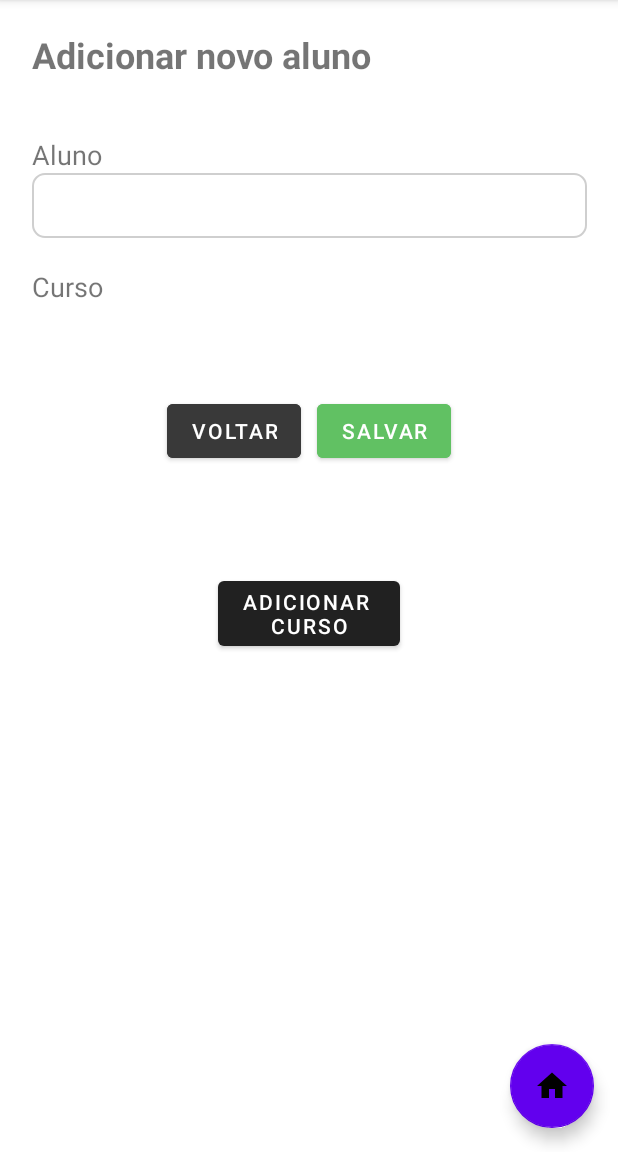
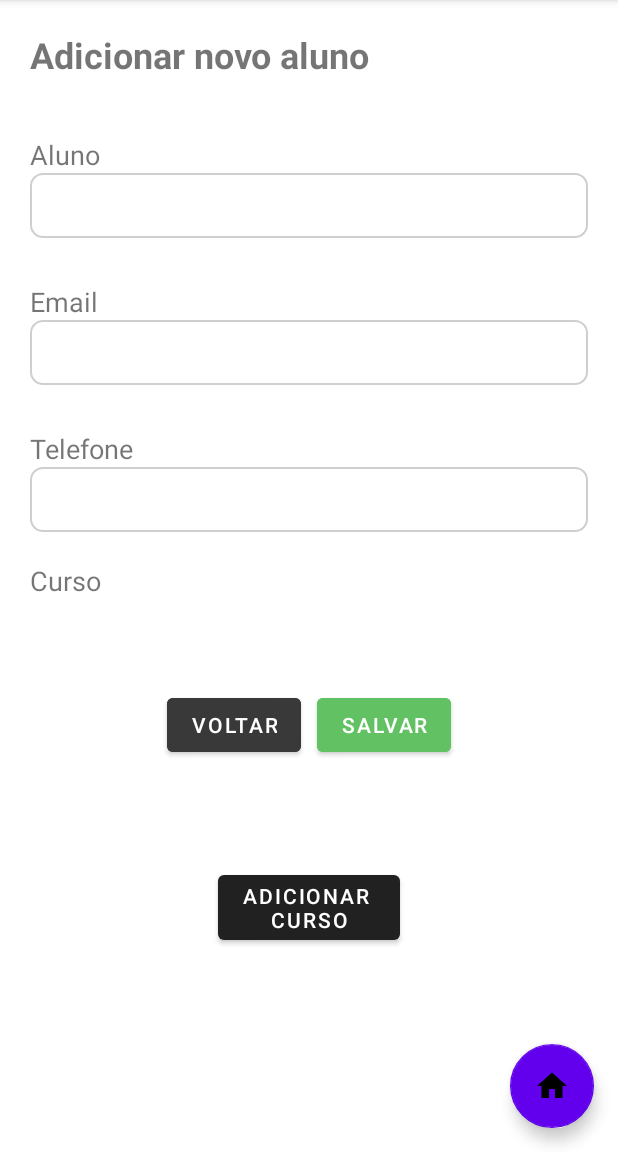
Before and after one commit to resendeisabela/ControleCursosApp, an Android app: the AlunoView screen opened directly, with no data from a screen before it, on a phone screen of 412 x 824 dp, the part 84-1236 px from its top. Run offline under Robolectric (Android 15) with nearby library versions, the phone set to English and light mode, and no system bars; our stand-ins replace Room's generated code.

Commit message:
fixed missing attributes in AlunoView

```diff
--- a/app/src/main/java/com/example/controlecursosapp/views/AlunoView.java
+++ b/app/src/main/java/com/example/controlecursosapp/views/AlunoView.java
@@ -76,6 +76,8 @@ public class AlunoView extends AppCompatActivity {
     private void preencheAluno() {
         dbAluno = db.alunoModel().getAluno(dbAlunoID);
         binding.edtNomeAluno.setText(dbAluno.getNomeAluno());
+        binding.edtEmailAluno.setText(dbAluno.getEmailAluno());
+        binding.edtTelAluno.setText(dbAluno.getTelefoneAluno());
     }
 
 
@@ -102,6 +104,8 @@ public class AlunoView extends AppCompatActivity {
     public void salvarAluno(View view) {
         String nomeAluno = binding.edtNomeAluno.getText().toString();
         String novoCurso = "";
+        String emailAluno = binding.edtEmailAluno.getText().toString();
+        String telAluno = binding.edtTelAluno.getText().toString();
 
 
         if(spnCursos.getSelectedItem() != null){
@@ -111,6 +115,14 @@ public class AlunoView extends AppCompatActivity {
             Toast.makeText(this, "O nome do aluno é obrigatório", Toast.LENGTH_SHORT).show();
             return;
         }
+        if(emailAluno.equals("")){
+            Toast.makeText(this, "O email do aluno é obrigatório", Toast.LENGTH_SHORT).show();
+            return;
+        }
+        if(telAluno.equals("")){
+            Toast.makeText(this, "O telefone do aluno é obrigatório", Toast.LENGTH_SHORT).show();
+            return;
+        }
         if(novoCurso.equals("")) {
             Toast.makeText(this, "Entre com um curso", Toast.LENGTH_SHORT).show();
             return;
@@ -118,6 +130,8 @@ public class AlunoView extends AppCompatActivity {
 
         Aluno novoAluno = new Aluno();
         novoAluno.setNomeAluno(nomeAluno);
+        novoAluno.setEmailAluno(emailAluno);
+        novoAluno.setTelefoneAluno(telAluno);
         novoAluno.setCursoId(cursos.get(
                 spnCursos.getSelectedItemPosition()).getCursoId());
         if(dbAluno != null){
--- a/app/src/main/res/layout/activity_aluno_view.xml
+++ b/app/src/main/res/layout/activity_aluno_view.xml
@@ -6,16 +6,23 @@
     xmlns:app="http://schemas.android.com/apk/res-auto"
     tools:context=".views.AlunoView">
 
+    <androidx.core.widget.NestedScrollView
+        android:orientation="vertical"
+        android:layout_width="match_parent"
+        android:layout_height="0dp"
+        tools:ignore="MissingConstraints">
+
     <LinearLayout
-        android:layout_width="370dp"
-        android:layout_height="700dp"
+        android:layout_width="match_parent"
+        android:layout_height="match_parent"
         android:layout_marginStart="20dp"
         android:layout_marginTop="20dp"
         android:layout_marginEnd="20dp"
         android:orientation="vertical"
         app:layout_constraintEnd_toEndOf="parent"
         app:layout_constraintStart_toStartOf="parent"
-        app:layout_constraintTop_toTopOf="parent">
+        app:layout_constraintTop_toTopOf="parent"
+        android:layout_weight="1">
         <TextView
             android:id="@+id/textTitlePage"
             android:layout_width="match_parent"
@@ -46,6 +53,42 @@
         <TextView
             android:layout_width="match_parent"
             android:layout_height="wrap_content"
+            android:layout_marginTop="10dp"
+            android:text="Email"
+            android:textSize="18sp" />
+
+        <EditText
+            android:id="@+id/edtEmailAluno"
+            android:layout_width="match_parent"
+            android:layout_height="wrap_content"
+            android:background="@drawable/rounded_editext"
+            android:layout_marginBottom="20dp"
+            android:ems="10"
+            android:inputType="textEmailAddress"
+            android:textSize="20sp"
+            android:padding="8dp" />
+
+        <TextView
+            android:layout_width="match_parent"
+            android:layout_height="wrap_content"
+            android:layout_marginTop="10dp"
+            android:text="Telefone"
+            android:textSize="18sp" />
+
+        <EditText
+            android:id="@+id/edtTelAluno"
+            android:layout_width="match_parent"
+            android:layout_height="wrap_content"
+            android:background="@drawable/rounded_editext"
+            android:layout_marginBottom="20dp"
+            android:ems="10"
+            android:inputType="phone"
+            android:textSize="20sp"
+            android:padding="8dp" />
+
+        <TextView
+            android:layout_width="match_parent"
+            android:layout_height="wrap_content"
             android:text="Curso"
             android:textSize="18sp" />
 
@@ -57,10 +100,12 @@
                 android:textSize="25sp" ></Spinner>
 
         <LinearLayout
+            android:id="@+id/linearLayoutButtons"
             android:layout_width="match_parent"
             android:layout_height="wrap_content"
             android:layout_marginTop="60dp"
             android:gravity="center"
+            android:layout_gravity="bottom"
             android:orientation="horizontal">
 
             <Button
@@ -102,6 +147,7 @@
             android:text="Adicionar \ncurso"
             android:onClick="salvarCurso"/>
     </LinearLayout>
+    </androidx.core.widget.NestedScrollView>
 
 
     <com.google.android.material.floatingactionbutton.FloatingActionButton
--- a/app/src/main/res/layout/activity_curso_view.xml
+++ b/app/src/main/res/layout/activity_curso_view.xml
@@ -61,6 +61,8 @@
             android:textSize="20sp"
             android:padding="8dp"  />
 
+
+
         <LinearLayout
             android:layout_width="match_parent"
             android:layout_height="wrap_content"
```
